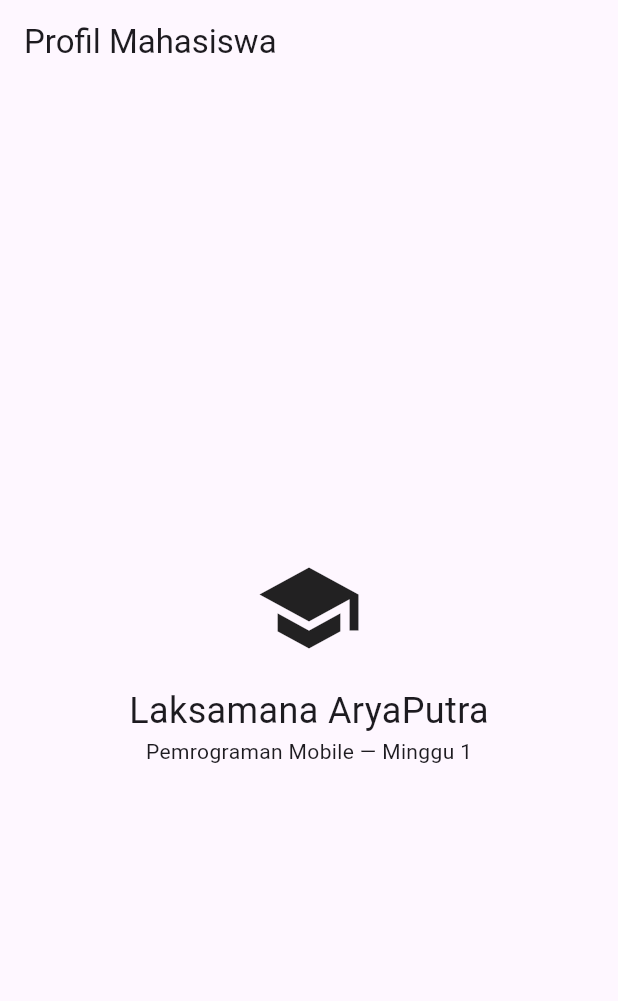
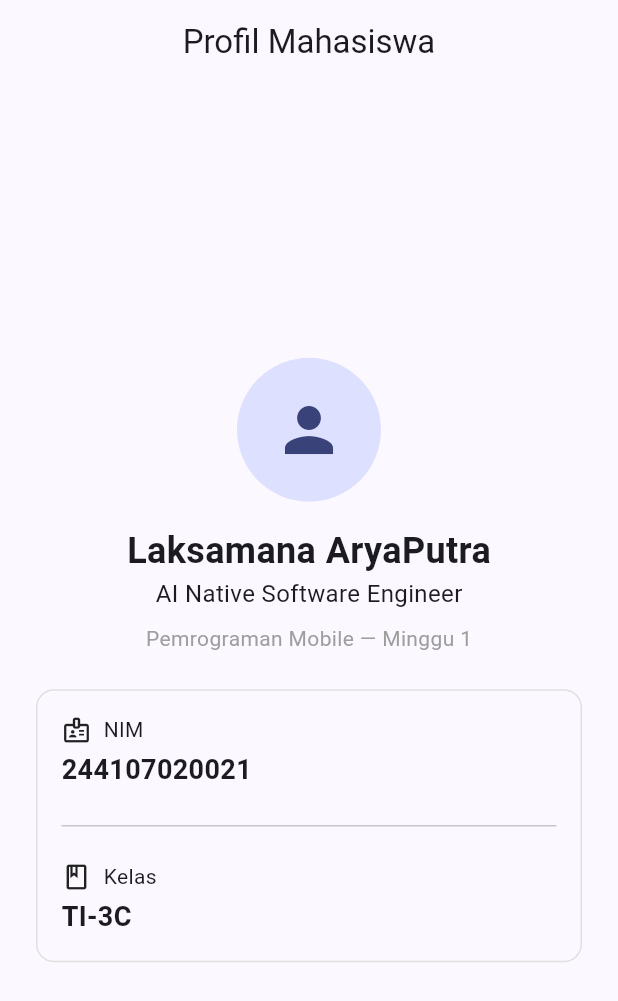
Before and after one commit to laksamanaap/244107020021-mobile-course, a Flutter app: the screen it shows after launch, on a phone screen of 412 x 824 dp. Shown: the top 1001 px of the screen. Run offline on Flutter 3.47's test engine with Material 3 defaults, Android fonts, the phone set to English and light mode, and no system bars.

Commit message:
P1_Mobile Development Ecosystem & Flutter Refresh

```diff
--- a/week1_mobile_development_ecosystem_flutter_refresh/lib/main.dart
+++ b/week1_mobile_development_ecosystem_flutter_refresh/lib/main.dart
@@ -4,20 +4,98 @@ void main() => runApp(const MyApp());
 
 class MyApp extends StatelessWidget {
   const MyApp({super.key});
+
   @override
   Widget build(BuildContext context) {
     return MaterialApp(
       debugShowCheckedModeBanner: false,
-      home: Scaffold(
-        appBar: AppBar(title: const Text('Profil Mahasiswa')),
-        body: const Center(
+      theme: ThemeData(
+        colorScheme: ColorScheme.fromSeed(seedColor: Colors.indigo),
+        useMaterial3: true,
+      ),
+      home: const ProfilMahasiswaPage(),
+    );
+  }
+}
+
+class ProfilMahasiswaPage extends StatelessWidget {
+  const ProfilMahasiswaPage({super.key});
+
+  @override
+  Widget build(BuildContext context) {
+    return Scaffold(
+      appBar: AppBar(title: const Text('Profil Mahasiswa'), centerTitle: true),
+      body: Center(
+        child: Padding(
+          padding: const EdgeInsets.all(24),
           child: Column(
             mainAxisSize: MainAxisSize.min,
             children: [
-              Icon(Icons.school, size: 72),
-              SizedBox(height: 16),
-              Text('Laksamana AryaPutra', style: TextStyle(fontSize: 24)),
-              Text('Pemrograman Mobile — Minggu 1'),
+              const CircleAvatar(
+                radius: 48,
+                child: Icon(Icons.person, size: 48),
+              ),
+              const SizedBox(height: 16),
+              const Text(
+                'Laksamana AryaPutra',
+                style: TextStyle(fontSize: 24, fontWeight: FontWeight.bold),
+              ),
+              const Text(
+                'AI Native Software Engineer',
+                style: TextStyle(fontSize: 16, fontWeight: FontWeight.w400),
+              ),
+              const SizedBox(height: 8),
+              const Text(
+                'Pemrograman Mobile — Minggu 1',
+                style: TextStyle(color: Colors.grey),
+              ),
+              const SizedBox(height: 24),
+              Container(
+                width: double.infinity,
+                padding: const EdgeInsets.all(16),
+                decoration: BoxDecoration(
+                  border: Border.all(color: Colors.grey.shade300),
+                  borderRadius: BorderRadius.circular(12),
+                ),
+                child: const Column(
+                  crossAxisAlignment: CrossAxisAlignment.start,
+                  children: [
+                    Row(
+                      children: [
+                        Icon(Icons.badge_outlined, size: 20),
+                        SizedBox(width: 8),
+                        Text('NIM'),
+                      ],
+                    ),
+                    SizedBox(height: 4),
+                    Text(
+                      '244107020021',
+                      style: TextStyle(
+                        fontSize: 18,
+                        fontWeight: FontWeight.w600,
+                      ),
+                    ),
+                    SizedBox(height: 16),
+                    Divider(),
+                    SizedBox(height: 16),
+                    Row(
+                      children: [
+                        Icon(Icons.class_outlined, size: 20),
+                        SizedBox(width: 8),
+                        Text('Kelas'),
+                      ],
+                    ),
+                    SizedBox(height: 4),
+                    Text(
+                      'TI-3C',
+                      style: TextStyle(
+                        fontSize: 18,
+                        fontWeight: FontWeight.w600,
+                      ),
+                    ),
+                  ],
+                ),
+              ),
             ],
           ),
         ),
--- /dev/null
+++ b/week1_mobile_development_ecosystem_flutter_refresh/practice/dart_refresh.dart
@@ -0,0 +1,23 @@
+// 1. Buat fungsi hitungLuasPersegiPanjang yang menerima panjang dan lebar bertipe double.
+double hitungLuasPersegiPanjang(double panjang, double lebar) {
+  return panjang * lebar;
+}
+
+// 2. Buat class Profil dengan properti nama, nim, dan email yang boleh kosong.
+class Profil {
+  String? nama;
+  String? nim;
+  String? email;
+}
+
+// 3. Panggil keduanya dari main(), lalu tangani email kosong dengan aman.
+void main() {
+  double luas = hitungLuasPersegiPanjang(10, 5);
+  print(luas);
+
+  Profil profil = Profil();
+  profil.nama = 'Laksamana';
+  profil.nim = '1234567890';
+  profil.email = 'laksamana@sarana.ai';
+  print(profil.email);
+}
```
Also changed, not shown: 10 other files.
